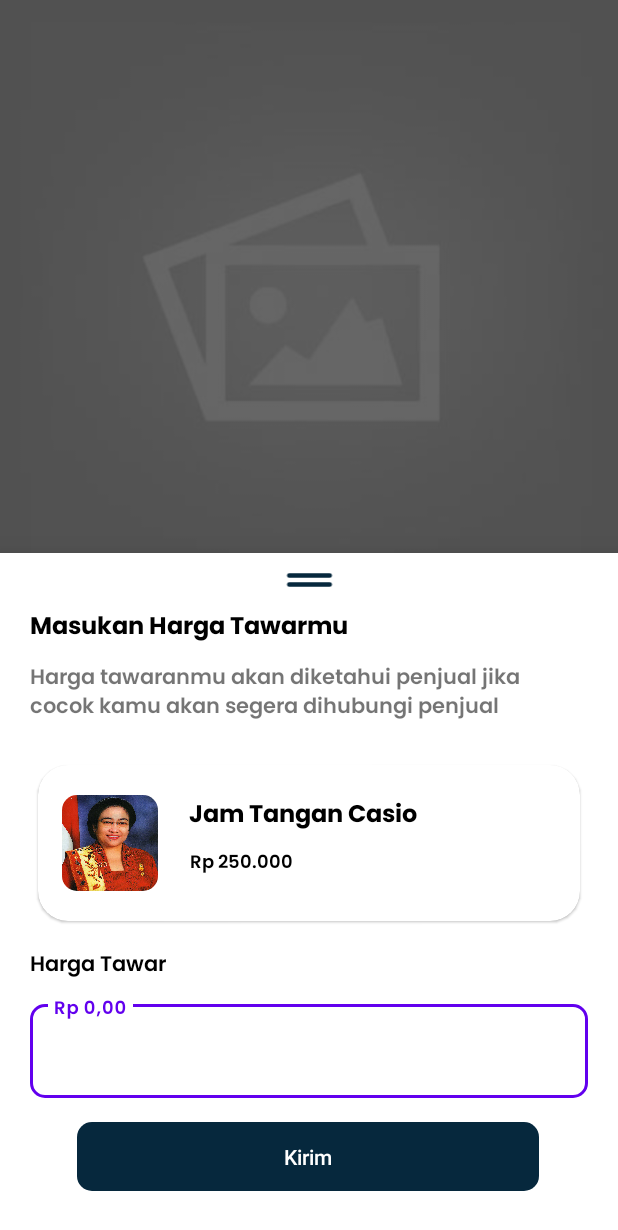
After one commit to Than1st/SecondHand, an Android app built with Jetpack Compose: the fragment BottomSheetDetailFragment placed in its activity, on a phone screen of 412 x 824 dp. The commit adds this screen. Shown: the top 1230 px of the screen. Run offline under Robolectric (Android 15) with nearby library versions, the phone set to English and light mode, and no system bars; our stand-ins replace Dagger/Hilt's generated code, navigation-ui; 1 statement that could not run was skipped.

Commit message:
add BottomSheetDetailFragment.kt && resource

```diff
--- a/app/src/main/java/com/group4/secondhand/data/api/ApiService.kt
+++ b/app/src/main/java/com/group4/secondhand/data/api/ApiService.kt
@@ -11,5 +11,4 @@
 //        @Header ("access_token") apiKey : String
 //    ) : Response<GetSellerProductResponse>
 
-
 }
--- a/app/src/main/java/com/group4/secondhand/ui/MainActivity.kt
+++ b/app/src/main/java/com/group4/secondhand/ui/MainActivity.kt
@@ -8,7 +8,10 @@
 import androidx.navigation.ui.setupWithNavController
 import com.group4.secondhand.R
 import com.group4.secondhand.databinding.ActivityMainBinding
+import dagger.hilt.android.AndroidEntryPoint
 
+
+@AndroidEntryPoint
 class MainActivity : AppCompatActivity() {
     private lateinit var binding: ActivityMainBinding
     override fun onCreate(savedInstanceState: Bundle?) {
--- a/app/src/main/java/com/group4/secondhand/ui/auth/LoginCompose.kt
+++ b/app/src/main/java/com/group4/secondhand/ui/auth/LoginCompose.kt
@@ -255,7 +255,7 @@
             modifier = Modifier.fillMaxWidth(),
             horizontalAlignment = Alignment.CenterHorizontally
         ) {
-            Spacer(modifier = Modifier.height(160.dp))
+            Spacer(modifier = Modifier.height(80.dp))
             Button(
                 onClick = {
 //                    if (username == "" || email == "" || password == "" || confPassword == "") {
--- /dev/null
+++ b/app/src/main/java/com/group4/secondhand/ui/detail/BottomSheetDetailFragment.kt
@@ -0,0 +1,20 @@
+package com.group4.secondhand.ui.detail
+
+import android.os.Bundle
+import android.view.LayoutInflater
+import android.view.View
+import android.view.ViewGroup
+import com.google.android.material.bottomsheet.BottomSheetDialogFragment
+import com.group4.secondhand.R
+
+class BottomSheetDetailFragment() : BottomSheetDialogFragment() {
+
+    override fun onCreateView(
+        inflater: LayoutInflater,
+        container: ViewGroup?,
+        savedInstanceState: Bundle?
+    ): View? {
+        var view = inflater.inflate(R.layout.fragment_bottom_sheet,container,false)
+        return view
+    }
+}
--- a/app/src/main/java/com/group4/secondhand/ui/detail/DetailFragment.kt
+++ b/app/src/main/java/com/group4/secondhand/ui/detail/DetailFragment.kt
@@ -4,6 +4,7 @@
 import android.view.LayoutInflater
 import android.view.View
 import android.view.ViewGroup
+import androidx.appcompat.app.AppCompatActivity
 import androidx.fragment.app.Fragment
 import com.group4.secondhand.databinding.FragmentDetailBinding
 
@@ -24,6 +25,12 @@
     override fun onViewCreated(view: View, savedInstanceState: Bundle?) {
         super.onViewCreated(view, savedInstanceState)
 
+        binding.tvDeskripsi.setOnClickListener {
+            var bottomFragment = BottomSheetDetailFragment()
+            bottomFragment.show(getParentFragmentManager() ,"Tag")
+
+        }
+
     }
 
 }
--- a/app/src/main/java/com/group4/secondhand/ui/home/HomeFragment.kt
+++ b/app/src/main/java/com/group4/secondhand/ui/home/HomeFragment.kt
@@ -10,6 +10,7 @@
 import com.group4.secondhand.databinding.FragmentHomeBinding
 import com.group4.secondhand.ui.splashscreen.SplashscreenFragment.Companion.ONBOARDING_PREF
 import com.group4.secondhand.ui.splashscreen.SplashscreenFragment.Companion.SHARED_PREF
+
 
 class HomeFragment : Fragment() {
 
--- /dev/null
+++ b/app/src/main/res/drawable/ic__separator_bottom_sheet.xml
@@ -0,0 +1,9 @@
+<vector xmlns:android="http://schemas.android.com/apk/res/android"
+    android:width="80dp"
+    android:height="80dp"
+    android:viewportWidth="24"
+    android:viewportHeight="24">
+  <path
+      android:pathData="M3,11L21,11a1,1 0,0 0,0 -2L3,9a1,1 0,0 0,0 2ZM21,13L3,13a1,1 0,0 0,0 2L21,15a1,1 0,0 0,0 -2Z"
+      android:fillColor="@color/dark_blue"/>
+</vector>
--- a/app/src/main/res/drawable/ic_back_icon_smaller.xml
+++ b/app/src/main/res/drawable/ic_back_icon_smaller.xml
@@ -4,6 +4,6 @@
     android:viewportWidth="48"
     android:viewportHeight="48">
     <path
-        android:fillColor="@color/black"
+        android:fillColor="@color/cardview_dark_background"
         android:pathData="M40,22h-24.34l11.17,-11.17 -2.83,-2.83 -16,16 16,16 2.83,-2.83 -11.17,-11.17h24.34v-4z"/>
 </vector>
--- /dev/null
+++ b/app/src/main/res/layout/fragment_bottom_sheet.xml
@@ -0,0 +1,187 @@
+<?xml version="1.0" encoding="utf-8"?>
+<androidx.constraintlayout.widget.ConstraintLayout xmlns:android="http://schemas.android.com/apk/res/android"
+    xmlns:app="http://schemas.android.com/apk/res-auto"
+    xmlns:tools="http://schemas.android.com/tools"
+    android:layout_width="match_parent"
+    android:layout_height="match_parent">
+
+    <ImageView
+        android:id="@+id/iv_separator"
+        android:layout_width="98dp"
+        android:layout_height="36dp"
+        android:src="@drawable/ic__separator_bottom_sheet"
+        app:layout_constraintEnd_toEndOf="parent"
+        app:layout_constraintStart_toStartOf="parent"
+        app:layout_constraintTop_toTopOf="parent" />
+
+    <TextView
+        android:id="@+id/tv_masukan_harga_tawar"
+        android:layout_width="match_parent"
+        android:layout_height="wrap_content"
+        android:layout_marginStart="20dp"
+        android:layout_marginEnd="20dp"
+        android:fontFamily="@font/poppins_bold"
+        android:text="Masukan Harga Tawarmu "
+        android:textColor="@color/black"
+        android:textSize="16sp"
+        app:layout_constraintEnd_toEndOf="parent"
+        app:layout_constraintHorizontal_bias="0.0"
+        app:layout_constraintStart_toStartOf="parent"
+        app:layout_constraintTop_toBottomOf="@+id/iv_separator"
+        app:layout_goneMarginTop="30dp" />
+
+    <TextView
+        android:id="@+id/tv_deskrispsi_harga_tawar"
+        android:layout_width="match_parent"
+        android:layout_height="wrap_content"
+        android:layout_marginStart="20dp"
+        android:layout_marginTop="8dp"
+        android:layout_marginEnd="20dp"
+        android:fontFamily="@font/poppins_semibold"
+        android:text="Harga tawaranmu akan diketahui penjual jika cocok kamu akan segera dihubungi penjual"
+        app:layout_constraintEnd_toEndOf="parent"
+        app:layout_constraintHorizontal_bias="0.0"
+        app:layout_constraintStart_toStartOf="parent"
+        app:layout_constraintTop_toBottomOf="@+id/tv_masukan_harga_tawar" />
+
+    <LinearLayout
+        android:id="@+id/linearLayout2"
+        android:layout_width="match_parent"
+        android:layout_height="wrap_content"
+        android:layout_marginTop="16dp"
+        android:orientation="vertical"
+        android:paddingHorizontal="10dp"
+        app:layout_constraintEnd_toEndOf="parent"
+        app:layout_constraintStart_toStartOf="parent"
+        app:layout_constraintTop_toBottomOf="@+id/tv_deskrispsi_harga_tawar">
+
+        <com.google.android.material.card.MaterialCardView
+            android:layout_width="match_parent"
+            android:layout_height="wrap_content"
+            android:layout_marginStart="15dp"
+            android:layout_marginTop="10dp"
+            android:layout_marginEnd="15dp"
+            android:layout_marginBottom="10dp"
+            android:backgroundTint="@color/white"
+            android:paddingHorizontal="10dp"
+            app:cardCornerRadius="20dp">
+
+            <androidx.constraintlayout.widget.ConstraintLayout
+                android:layout_width="match_parent"
+                android:layout_height="wrap_content"
+                android:orientation="vertical">
+
+
+                <ImageView
+                    android:id="@+id/iv_avatar_penjual"
+                    android:layout_width="64dp"
+                    android:layout_height="64dp"
+                    android:layout_marginStart="16dp"
+                    android:layout_marginTop="20dp"
+                    android:layout_marginBottom="20dp"
+                    android:background="@drawable/round_outline"
+                    android:clipToOutline="true"
+                    android:scaleType="fitXY"
+                    app:layout_constraintBottom_toBottomOf="parent"
+                    app:layout_constraintStart_toStartOf="parent"
+                    app:layout_constraintTop_toTopOf="parent"
+
+                    android:src="@drawable/megawati" />
+
+                <TextView
+                    android:id="@+id/tv_nama_produk"
+                    android:layout_width="260dp"
+                    android:layout_height="wrap_content"
+                    android:layout_marginStart="20dp"
+                    android:layout_marginTop="20dp"
+                    android:fontFamily="@font/poppins_bold"
+                    android:text="Jam Tangan Casio"
+                    android:textColor="@color/black"
+                    android:textSize="16sp"
+                    app:layout_constraintEnd_toEndOf="parent"
+                    app:layout_constraintStart_toEndOf="@+id/iv_avatar_penjual"
+                    app:layout_constraintTop_toTopOf="parent" />
+
+                <TextView
+                    android:id="@+id/tv_kota_penjual"
+                    android:layout_width="260dp"
+                    android:layout_height="wrap_content"
+                    android:layout_marginStart="21dp"
+                    android:layout_marginTop="7dp"
+                    android:fontFamily="@font/poppins_semibold"
+                    android:text="Rp 250.000"
+
+                    android:textColor="@color/black"
+                    android:textSize="12sp"
+                    app:layout_constraintEnd_toEndOf="parent"
+                    app:layout_constraintStart_toEndOf="@+id/iv_avatar_penjual"
+                    app:layout_constraintTop_toBottomOf="@+id/tv_nama_produk" />
+
+            </androidx.constraintlayout.widget.ConstraintLayout>
+
+
+        </com.google.android.material.card.MaterialCardView>
+    </LinearLayout>
+
+    <TextView
+        android:id="@+id/tv_harga_tawar"
+        android:layout_width="match_parent"
+        android:layout_height="wrap_content"
+        android:layout_marginStart="20dp"
+        android:layout_marginTop="8dp"
+        android:layout_marginEnd="20dp"
+        android:fontFamily="@font/poppins_semibold"
+        android:text="Harga Tawar"
+        android:textColor="@color/black"
+        app:layout_constraintStart_toStartOf="parent"
+        app:layout_constraintTop_toBottomOf="@+id/linearLayout2" />
+
+    <com.google.android.material.textfield.TextInputLayout
+        android:id="@+id/tf_username"
+        style="@style/Widget.MaterialComponents.TextInputLayout.OutlinedBox"
+        android:layout_width="match_parent"
+        android:layout_height="wrap_content"
+        android:layout_marginStart="20dp"
+        android:layout_marginTop="8dp"
+        android:layout_marginEnd="20dp"
+        android:hint="Rp 0,00"
+        app:boxBackgroundColor="@color/white"
+        app:boxCornerRadiusBottomEnd="10dp"
+        app:boxCornerRadiusBottomStart="10dp"
+        app:boxCornerRadiusTopEnd="10dp"
+        app:boxCornerRadiusTopStart="10dp"
+        app:layout_constraintEnd_toEndOf="parent"
+        app:layout_constraintStart_toStartOf="parent"
+        app:layout_constraintTop_toBottomOf="@+id/tv_harga_tawar">
+
+        <com.google.android.material.textfield.TextInputEditText
+            android:id="@+id/et_harga_tawar"
+            android:layout_width="match_parent"
+            android:layout_height="wrap_content"
+            android:inputType="numberDecimal"
+            android:fontFamily="@font/poppins_semibold"
+            android:textStyle="bold" />
+
+
+    </com.google.android.material.textfield.TextInputLayout>
+
+    <androidx.appcompat.widget.AppCompatButton
+        android:id="@+id/btn_saya_tertarik_nego"
+        android:layout_width="308dp"
+        android:layout_height="46dp"
+        android:layout_marginTop="16dp"
+        android:background="@drawable/round_outline"
+        android:backgroundTint="@color/dark_blue"
+        android:text="Kirim"
+        android:textAllCaps="false"
+        android:textColor="@color/white"
+        app:layout_constraintBottom_toBottomOf="parent"
+        app:layout_constraintEnd_toEndOf="parent"
+        app:layout_constraintHorizontal_bias="0.495"
+        app:layout_constraintStart_toStartOf="parent"
+        app:layout_constraintTop_toBottomOf="@+id/tf_username"
+        app:layout_constraintVertical_bias="0.0"
+        android:layout_marginBottom="30dp"/>
+
+
+</androidx.constraintlayout.widget.ConstraintLayout>
--- a/app/src/main/res/layout/fragment_detail.xml
+++ b/app/src/main/res/layout/fragment_detail.xml
@@ -17,18 +17,18 @@
 
 
     <com.google.android.material.card.MaterialCardView
-        android:layout_width="40dp"
-        android:layout_height="40dp"
+        android:layout_width="30dp"
+        android:layout_height="30dp"
         android:layout_marginStart="16dp"
         android:layout_marginTop="24dp"
         app:cardCornerRadius="20dp"
         app:layout_constraintStart_toStartOf="parent"
         app:layout_constraintTop_toTopOf="parent">
 
-        <androidx.appcompat.widget.AppCompatImageButton
+        <ImageView
             android:id="@+id/btn_back"
-            android:layout_width="40dp"
-            android:layout_height="40dp"
+            android:layout_width="30dp"
+            android:layout_height="30dp"
             android:background="@drawable/round_outline"
             android:src="@drawable/ic_back_icon_smaller" />
     </com.google.android.material.card.MaterialCardView>
@@ -141,11 +141,13 @@
                     android:layout_marginBottom="20dp"
                     android:background="@drawable/round_outline"
                     android:clipToOutline="true"
+                    android:scaleType="fitXY"
+                    android:src="@drawable/megawati"
                     app:layout_constraintBottom_toBottomOf="parent"
                     app:layout_constraintStart_toStartOf="parent"
                     app:layout_constraintTop_toTopOf="parent"
 
-                    tools:srcCompat="@tools:sample/avatars" />
+                     />
 
                 <TextView
                     android:id="@+id/tv_nama_penjual"
@@ -255,7 +257,7 @@
         android:layout_width="308dp"
         android:layout_height="46dp"
         android:background="@drawable/round_outline"
-        android:backgroundTint="#FF444444"
+        android:backgroundTint="@color/dark_blue"
         android:text="Saya Tertarik dan ingin Nego"
         android:textAllCaps="false"
         android:textColor="@color/white"
--- a/app/src/main/res/navigation/main_navigation.xml
+++ b/app/src/main/res/navigation/main_navigation.xml
@@ -46,4 +46,8 @@
             android:id="@+id/action_registerCompose_to_loginCompose"
             app:destination="@id/loginCompose" />
     </fragment>
+    <fragment
+        android:id="@+id/detailFragment"
+        android:name="com.group4.secondhand.ui.detail.DetailFragment"
+        android:label="DetailFragment" />
 </navigation>
```
Also changed, not shown: app/src/main/res/drawable/megawati.jpg (added).
